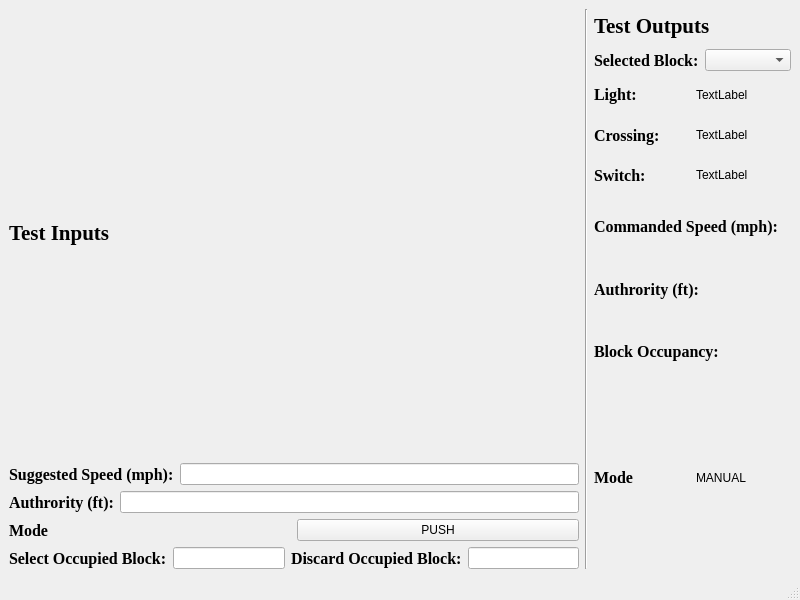
The window that Wayside SW/Wayside_Testbench.ui (asmithie13/ECE-1140) describes before a commit, drawn with Qt 5.
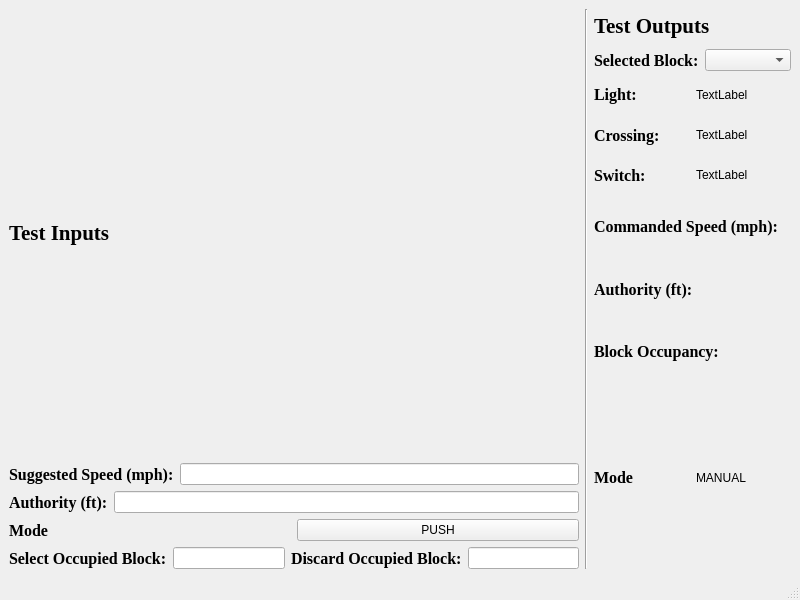
The same window after the commit.

Commit message: Updated lights initial condition.

```diff
--- a/Wayside SW/Wayside_Testbench.ui
+++ b/Wayside SW/Wayside_Testbench.ui
@@ -67,7 +67,7 @@
            </font>
           </property>
           <property name="text">
-           <string>Authrority (ft):</string>
+           <string>Authority (ft):</string>
           </property>
          </widget>
         </item>
@@ -313,7 +313,7 @@
              </font>
             </property>
             <property name="text">
-             <string>Authrority (ft):</string>
+             <string>Authority (ft):</string>
             </property>
            </widget>
           </item>
```
The commit also changes 1 other file.
